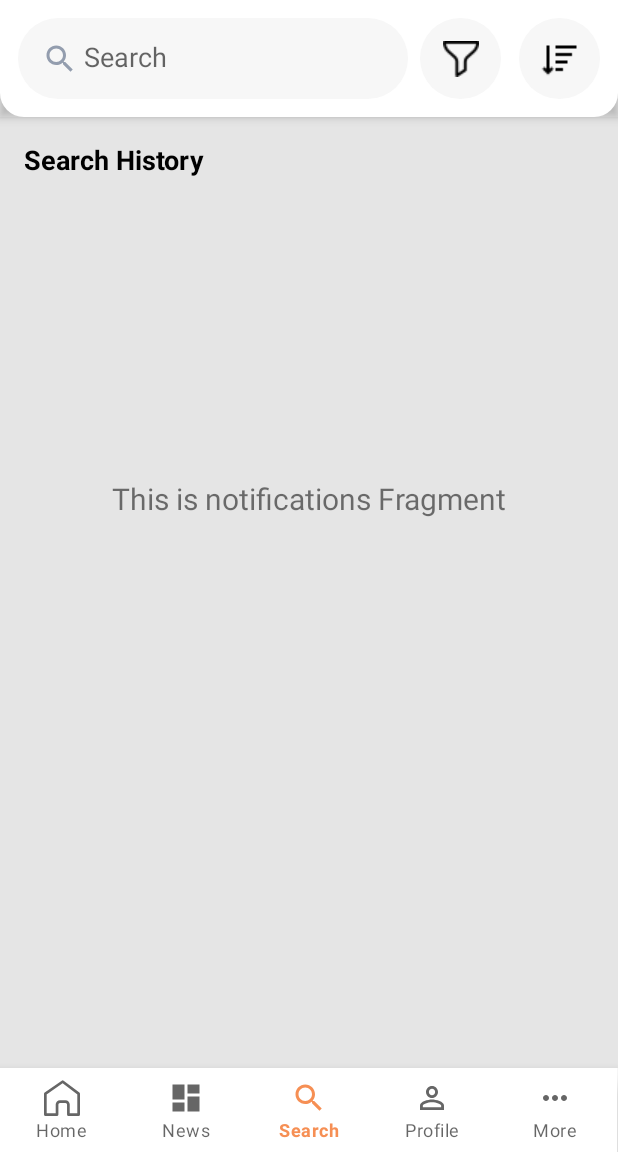
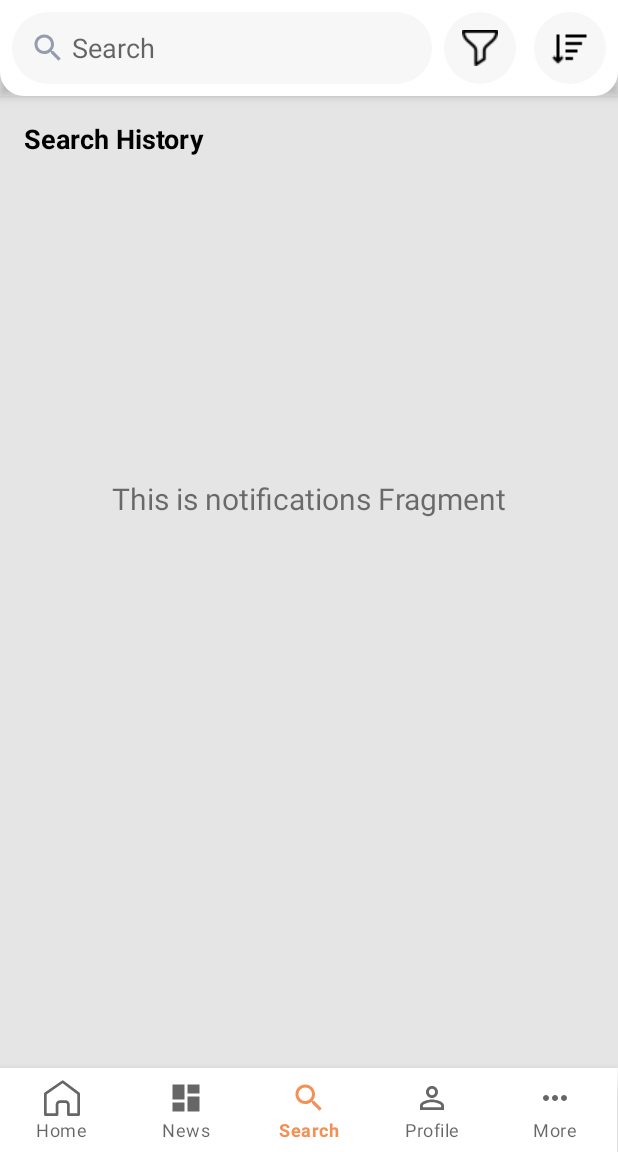
Before and after one commit to sokheangret/MediaparkNews, an Android app: the SearchFragment screen opened through its navigation route, on a phone screen of 412 x 824 dp, the part 84-1236 px from its top. Run offline under Robolectric (Android 15) with nearby library versions, the phone set to English and light mode, and no system bars; our stand-ins replace navigation-ui; network calls fail.

Commit message:
update search and design filter screen

```diff
--- a/app/src/main/AndroidManifest.xml
+++ b/app/src/main/AndroidManifest.xml
@@ -17,6 +17,12 @@
         android:theme="@style/Theme.MediaparkNews"
         tools:targetApi="31">
         <activity
+            android:name=".ui.article_search_in.ArticleSearchInActivity"
+            android:exported="false" />
+        <activity
+            android:name=".ui.article_filter.ArticleFilterActivity"
+            android:exported="false" />
+        <activity
             android:name=".ui.article_web.ArticleWebActivity"
             android:exported="false" />
         <activity
--- a/app/src/main/java/com/sokheang/mediaparknews/ui/search/SearchFragment.kt
+++ b/app/src/main/java/com/sokheang/mediaparknews/ui/search/SearchFragment.kt
@@ -1,5 +1,6 @@
 package com.sokheang.mediaparknews.ui.search
 
+import android.content.Intent
 import android.os.Bundle
 import android.view.LayoutInflater
 import android.view.View
@@ -8,6 +9,7 @@ import android.widget.TextView
 import androidx.fragment.app.Fragment
 import androidx.lifecycle.ViewModelProvider
 import com.sokheang.mediaparknews.databinding.FragmentSearchBinding
+import com.sokheang.mediaparknews.ui.article_filter.ArticleFilterActivity
 
 class SearchFragment : Fragment() {
 
@@ -21,17 +23,22 @@ private var _binding: FragmentSearchBinding? = null
     container: ViewGroup?,
     savedInstanceState: Bundle?
   ): View {
-    val searchViewModel =
-            ViewModelProvider(this).get(SearchViewModel::class.java)
+    val searchViewModel = ViewModelProvider(this)[SearchViewModel::class.java]
 
-    _binding = FragmentSearchBinding.inflate(inflater, container, false)
-    val root: View = binding.root
+    if(_binding == null) {
+        _binding = FragmentSearchBinding.inflate(inflater, container, false)
 
-    val textView: TextView = binding.textNotifications
-    searchViewModel.text.observe(viewLifecycleOwner) {
-      textView.text = it
+        val textView: TextView = binding.textNotifications
+        searchViewModel.text.observe(viewLifecycleOwner) {
+            textView.text = it
+        }
+
+        binding.buttonFilter.setOnClickListener {
+            val intent = Intent(context, ArticleFilterActivity::class.java)
+            startActivity(intent)
+        }
     }
-    return root
+    return binding.root
   }
 
 override fun onDestroyView() {
--- a/app/src/main/res/layout/fragment_search.xml
+++ b/app/src/main/res/layout/fragment_search.xml
@@ -40,12 +40,12 @@
                     android:layout_below="@id/image_logo"
                     android:orientation="horizontal"
                     android:weightSum="12"
-                    android:padding="12dp">
+                    android:padding="8dp">
 
                     <EditText
                         android:layout_width="0dp"
-                        android:layout_height="54dp"
-                        android:padding="16dp"
+                        android:layout_height="48dp"
+                        android:padding="12dp"
                         android:layout_weight="12"
                         android:hint="Search"
                         android:drawableStart="@drawable/ic_search"
@@ -53,15 +53,17 @@
                         android:background="@drawable/bg_search"/>
 
                     <ImageButton
-                        android:layout_width="54dp"
-                        android:layout_height="54dp"
+                        android:id="@+id/button_filter"
+                        android:layout_width="48dp"
+                        android:layout_height="48dp"
                         android:background="@drawable/bg_search"
                         android:src="@drawable/ic_filter"
                         android:layout_marginHorizontal="8dp"/>
 
                     <ImageButton
-                        android:layout_width="54dp"
-                        android:layout_height="54dp"
+                        android:id="@+id/button_sort"
+                        android:layout_width="48dp"
+                        android:layout_height="48dp"
                         android:background="@drawable/bg_search"
                         android:src="@drawable/ic_sort"
                         android:layout_marginStart="4dp"/>
--- a/app/src/main/res/values/themes.xml
+++ b/app/src/main/res/values/themes.xml
@@ -6,7 +6,7 @@
         <item name="colorPrimaryVariant">@color/white</item>
         <item name="colorOnPrimary">@color/white</item>
         <!-- Secondary brand color. -->
-        <item name="colorSecondary">@color/teal_200</item>
+        <item name="colorSecondary">@color/primary</item>
         <item name="colorSecondaryVariant">@color/teal_700</item>
         <item name="colorOnSecondary">@color/black</item>
         <!-- Status bar color. -->
```
Also changed, not shown: app/src/main/java/com/sokheang/mediaparknews/ui/article_filter/ArticleFilterActivity.kt (added, +23 -0 lines), app/src/main/java/com/sokheang/mediaparknews/ui/article_search_in/ArticleSearchInActivity.kt (added, +16 -0 lines), app/src/main/res/layout/activity_article_filter.xml (added, +107 -0 lines), app/src/main/res/layout/activity_article_search_in.xml (added, +9 -0 lines), app/src/main/res/layout/layout_toolbar.xml (added, +45 -0 lines).
